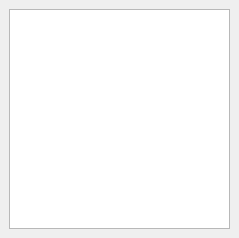
First picture: the form in autoscoper/src/ui/ui-files/VolumeDockWidget.ui, repository BrownBiomechanics/Autoscoper, before the edit.
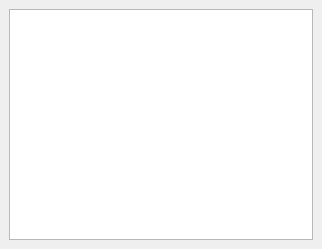
Second picture: the form after the edit.

Commit message: Fixed the CMake problem for windows 7, and adjustes some view sizes.

What changed in the file:
```diff
--- a/autoscoper/src/ui/ui-files/VolumeDockWidget.ui
+++ b/autoscoper/src/ui/ui-files/VolumeDockWidget.ui
@@ -6,14 +6,14 @@
    <rect>
     <x>0</x>
     <y>0</y>
-    <width>239</width>
-    <height>238</height>
+    <width>322</width>
+    <height>249</height>
    </rect>
   </property>
   <property name="minimumSize">
    <size>
-    <width>239</width>
-    <height>137</height>
+    <width>0</width>
+    <height>0</height>
    </size>
   </property>
   <property name="windowTitle">
@@ -28,6 +28,12 @@
    <layout class="QGridLayout" name="gridLayout">
     <item row="0" column="0">
      <widget class="QListWidget" name="listWidget">
+      <property name="minimumSize">
+       <size>
+        <width>300</width>
+        <height>150</height>
+       </size>
+      </property>
       <property name="contextMenuPolicy">
        <enum>Qt::NoContextMenu</enum>
       </property>
```
The commit also changes 7 other files.
